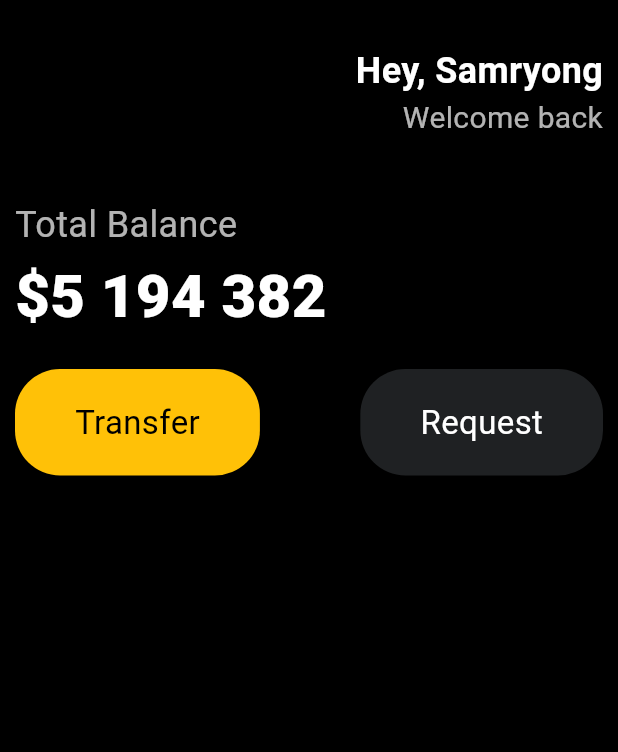
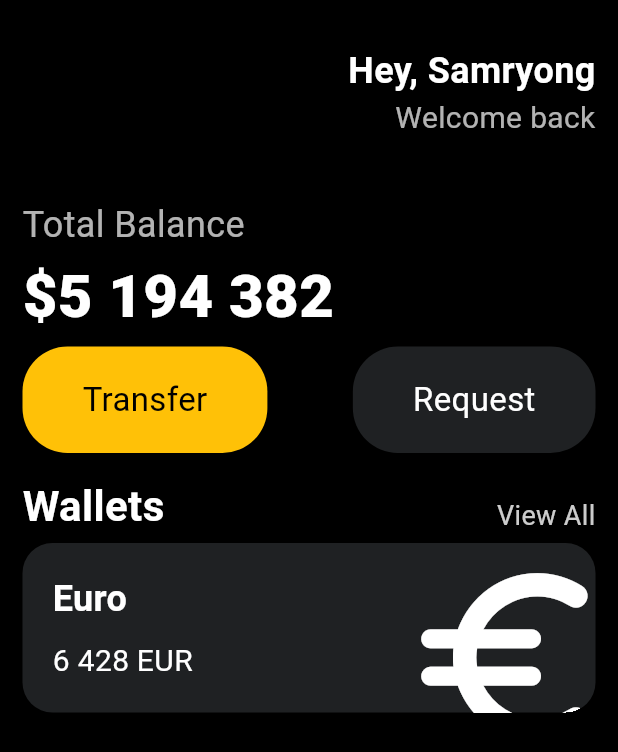
Before and after one commit to Sam-Ryong/pika_client_flutter, a Flutter app: the screen it shows after launch, on a phone screen of 412 x 824 dp. Shown: the top 752 px of the screen. Run offline on Flutter 3.47's test engine with Material 3 defaults, Android fonts, the phone set to English and light mode, and no system bars.

Commit message:
Transform 연습

```diff
--- a/lib/main.dart
+++ b/lib/main.dart
@@ -15,7 +15,7 @@ class App extends StatelessWidget {
         backgroundColor: Colors.black,
         body: Padding(
           padding: const EdgeInsets.symmetric(
-                horizontal: 10,
+            horizontal: 15,
           ),
           child: Column(
             crossAxisAlignment: CrossAxisAlignment.start,
@@ -38,8 +38,7 @@ class App extends StatelessWidget {
                       Text(
                         "Welcome back",
                         style: TextStyle(
-                                color: Colors.white.withOpacity(0.7),
-                                fontSize: 20),
+                            color: Colors.white.withOpacity(0.7), fontSize: 20),
                       )
                     ],
                   )
@@ -65,7 +64,7 @@ class App extends StatelessWidget {
                 ),
               ),
               const SizedBox(
-                    height: 20,
+                height: 5,
               ),
               const Row(
                 mainAxisAlignment: MainAxisAlignment.spaceBetween,
@@ -73,15 +72,105 @@ class App extends StatelessWidget {
                   MyButton(
                     text: "Transfer",
                     backgroundColor: Colors.amber,
-                          textColor: Colors.black),
+                    textColor: Colors.black,
+                  ),
                   MyButton(
                     text: "Request",
                     backgroundColor: Color(0xFF1F2123),
-                          textColor: Colors.white)
+                    textColor: Colors.white,
+                  )
+                ],
+              ),
+              const SizedBox(
+                height: 15,
+              ),
+              Row(
+                crossAxisAlignment: CrossAxisAlignment.end,
+                mainAxisAlignment: MainAxisAlignment.spaceBetween,
+                children: [
+                  const Text(
+                    "Wallets",
+                    style: TextStyle(
+                      color: Colors.white,
+                      fontSize: 28,
+                      fontWeight: FontWeight.w600,
+                    ),
+                  ),
+                  Text(
+                    "View All",
+                    style: TextStyle(
+                      color: Colors.white.withOpacity(0.8),
+                      fontSize: 18,
+                    ),
+                  )
+                ],
+              ),
+              const SizedBox(
+                height: 5,
+              ),
+              Container(
+                clipBehavior: Clip.hardEdge,
+                decoration: BoxDecoration(
+                  color: const Color(0xFF1F2123),
+                  borderRadius: BorderRadius.circular(20),
+                ),
+                child: Padding(
+                  padding: const EdgeInsets.all(20),
+                  child: Row(
+                    mainAxisAlignment: MainAxisAlignment.spaceBetween,
+                    children: [
+                      const Column(
+                        crossAxisAlignment: CrossAxisAlignment.start,
+                        children: [
+                          Text(
+                            "Euro",
+                            style: TextStyle(
+                              color: Colors.white,
+                              fontSize: 24,
+                              fontWeight: FontWeight.w600,
+                            ),
+                          ),
+                          SizedBox(height: 10),
+                          Row(
+                            children: [
+                              Text(
+                                "6 428",
+                                style: TextStyle(
+                                  color: Colors.white,
+                                  fontSize: 20,
+                                ),
+                              ),
+                              SizedBox(width: 5),
+                              Text(
+                                "EUR",
+                                style: TextStyle(
+                                  color: Colors.white,
+                                  fontSize: 20,
+                                ),
+                              )
                             ],
                           )
                         ],
-              ))),
+                      ),
+                      Transform.scale(
+                        scale: 2.5,
+                        child: Transform.translate(
+                          offset: const Offset(-3, 8),
+                          child: const Icon(
+                            Icons.euro_rounded,
+                            color: Colors.white,
+                            size: 60,
+                          ),
+                        ),
+                      )
+                    ],
+                  ),
+                ),
+              )
+            ],
+          ),
+        ),
+      ),
     );
   }
 }
```
Lines whose indentation alone changed are shown as unchanged.
